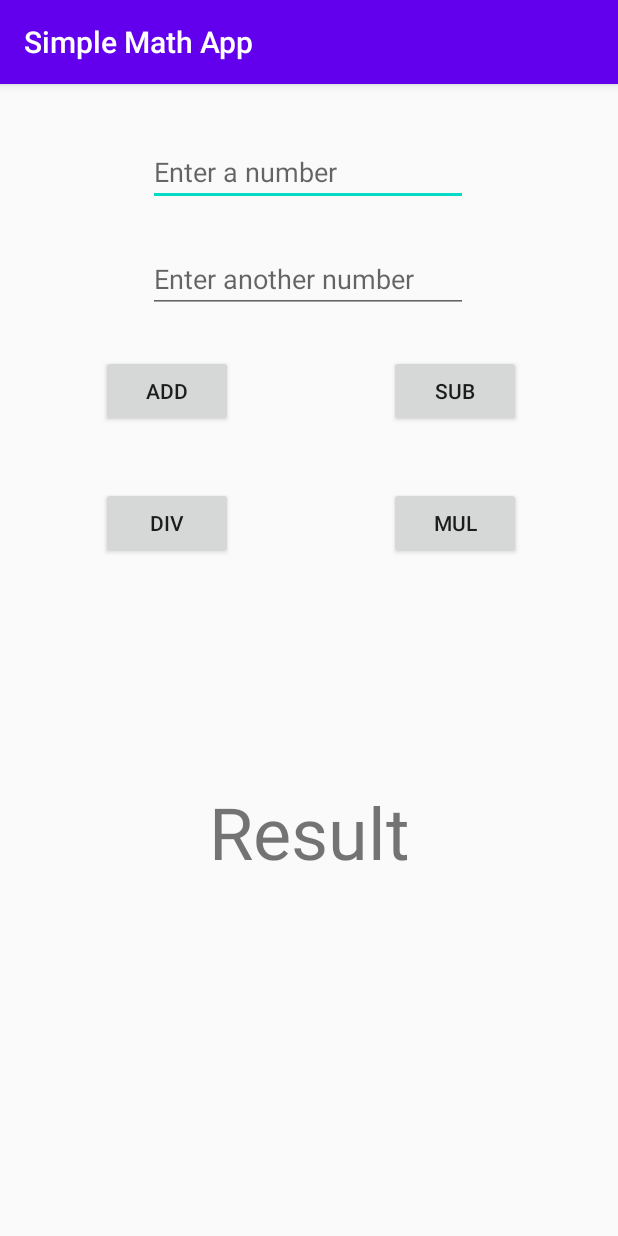
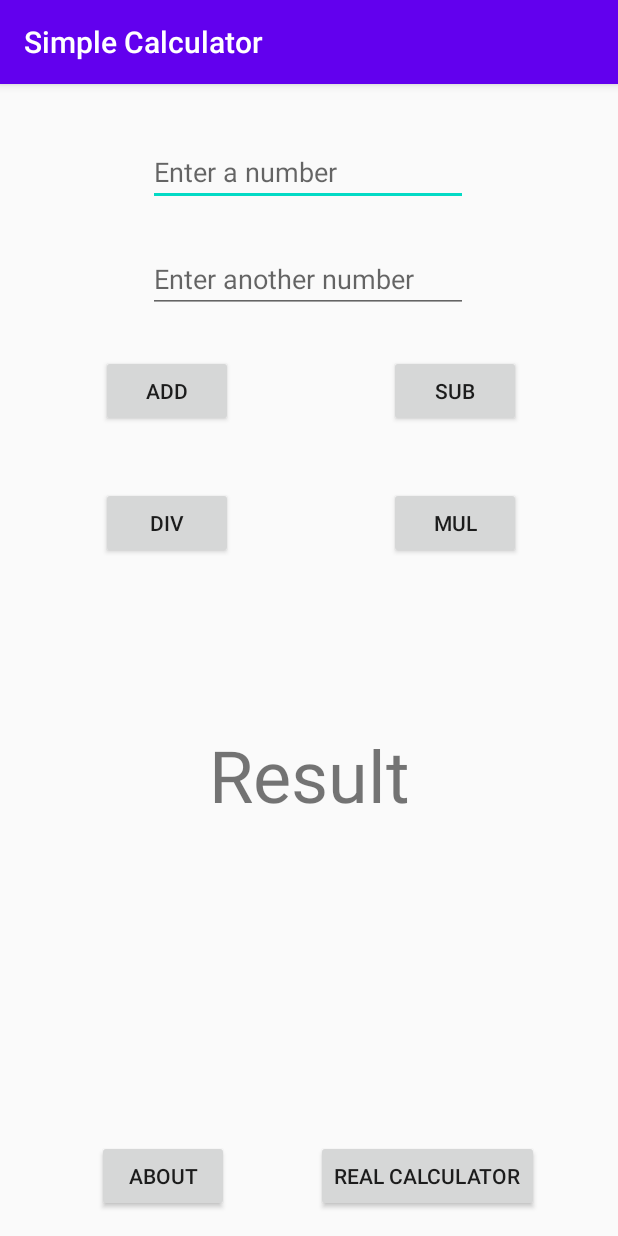
Before and after one commit to itshendson/learningCS, an Android app: the screen it shows after launch (MainActivity), on a phone screen of 412 x 824 dp. Run offline under Robolectric (Android 15) with nearby library versions, the phone set to English and light mode, and no system bars.

Commit message:
added new activity

```diff
--- a/BasicProjects/SimpleMathApp/app/src/main/AndroidManifest.xml
+++ b/BasicProjects/SimpleMathApp/app/src/main/AndroidManifest.xml
@@ -9,6 +9,7 @@
         android:roundIcon="@mipmap/ic_launcher_round"
         android:supportsRtl="true"
         android:theme="@style/AppTheme">
+        <activity android:name=".AboutPage"></activity>
         <activity android:name=".MainActivity">
             <intent-filter>
                 <action android:name="android.intent.action.MAIN" />
--- a/BasicProjects/SimpleMathApp/app/src/main/java/com/example/simplemathapp/MainActivity.java
+++ b/BasicProjects/SimpleMathApp/app/src/main/java/com/example/simplemathapp/MainActivity.java
@@ -1,5 +1,7 @@
 package com.example.simplemathapp;
 
+import android.content.Intent;
+import android.net.Uri;
 import android.os.Bundle;
 import android.view.View;
 import android.view.inputmethod.EditorInfo;
@@ -21,9 +23,36 @@ public class MainActivity extends AppCompatActivity {
         Button divButton = (Button) findViewById(R.id.divButton);
         Button mulButton = (Button) findViewById(R.id.mulButton);
 
+        Button aboutButton = (Button) findViewById(R.id.aboutButton);
+        Button realCalculatorButton = (Button) findViewById(R.id.realCalculatorButton);
+
         final EditText firstNumEditText = (EditText) findViewById(R.id.firstNumEditText);
         final EditText secondNumEditText = (EditText) findViewById(R.id.SecondNumEditText);
         final TextView resultTextView = (TextView) findViewById(R.id.resultTextView);
+
+        // Launches an activity
+        aboutButton.setOnClickListener(new View.OnClickListener() {
+            @Override
+            public void onClick(View v) {
+                Intent startIntent = new Intent(getApplicationContext(), AboutPage.class);
+                startIntent.putExtra("package name", "Will this simple calculator work? Find out on tonight's 6-o-clock news! Based off of: https://www.youtube.com/watch?v=6ow3L39Wxmg&list=WL&index=1&t=1439s&ab_channel=BillButterfield");
+                startActivity(startIntent);
+            }
+        });
+
+        // Launches another application
+        realCalculatorButton.setOnClickListener(new View.OnClickListener() {
+            @Override
+            public void onClick(View v) {
+                String google = "http://www.google.com";
+                Uri webAddress = Uri.parse(google);
+
+                Intent launchGoogle = new Intent(Intent.ACTION_VIEW, webAddress); // Sends a request to the phone and asks if anyone can launch this app
+                if (launchGoogle.resolveActivity(getPackageManager()) != null) {
+                    startActivity(launchGoogle);
+                }
+            }
+        });
 
         addButton.setOnClickListener(new View.OnClickListener() {
             @Override
--- a/BasicProjects/SimpleMathApp/app/src/main/res/layout/activity_main.xml
+++ b/BasicProjects/SimpleMathApp/app/src/main/res/layout/activity_main.xml
@@ -54,7 +54,7 @@
         app:layout_constraintBottom_toBottomOf="parent"
         app:layout_constraintEnd_toEndOf="parent"
         app:layout_constraintStart_toStartOf="parent"
-        app:layout_constraintTop_toBottomOf="@+id/addButton" />
+        app:layout_constraintTop_toBottomOf="@+id/SecondNumEditText" />
 
     <Button
         android:id="@+id/subButton"
@@ -88,4 +88,28 @@
         app:layout_constraintHorizontal_bias="0.8"
         app:layout_constraintStart_toStartOf="parent"
         app:layout_constraintTop_toBottomOf="@+id/SecondNumEditText" />
+
+    <Button
+        android:id="@+id/aboutButton"
+        android:layout_width="wrap_content"
+        android:layout_height="wrap_content"
+        android:layout_marginBottom="16dp"
+        android:text="About"
+        app:layout_constraintBottom_toBottomOf="parent"
+        app:layout_constraintEnd_toEndOf="parent"
+        app:layout_constraintHorizontal_bias="0.2"
+        app:layout_constraintStart_toStartOf="parent"
+        app:layout_constraintTop_toBottomOf="@+id/resultTextView"
+        app:layout_constraintVertical_bias="1.0" />
+
+    <Button
+        android:id="@+id/realCalculatorButton"
+        android:layout_width="wrap_content"
+        android:layout_height="wrap_content"
+        android:layout_marginBottom="16dp"
+        android:text="REAL calculator"
+        app:layout_constraintBottom_toBottomOf="parent"
+        app:layout_constraintEnd_toEndOf="parent"
+        app:layout_constraintHorizontal_bias="0.8"
+        app:layout_constraintStart_toStartOf="parent" />
 </androidx.constraintlayout.widget.ConstraintLayout>
--- a/BasicProjects/SimpleMathApp/app/src/main/res/values/strings.xml
+++ b/BasicProjects/SimpleMathApp/app/src/main/res/values/strings.xml
@@ -1,3 +1,3 @@
 <resources>
-    <string name="app_name">Simple Math App</string>
+    <string name="app_name">Simple Calculator</string>
 </resources>
```
Also changed, not shown: BasicProjects/SimpleMathApp/app/src/main/java/com/example/simplemathapp/AboutPage.java (added, +21 -0 lines), BasicProjects/SimpleMathApp/app/src/main/res/layout/activity_about_page.xml (added, +18 -0 lines).
